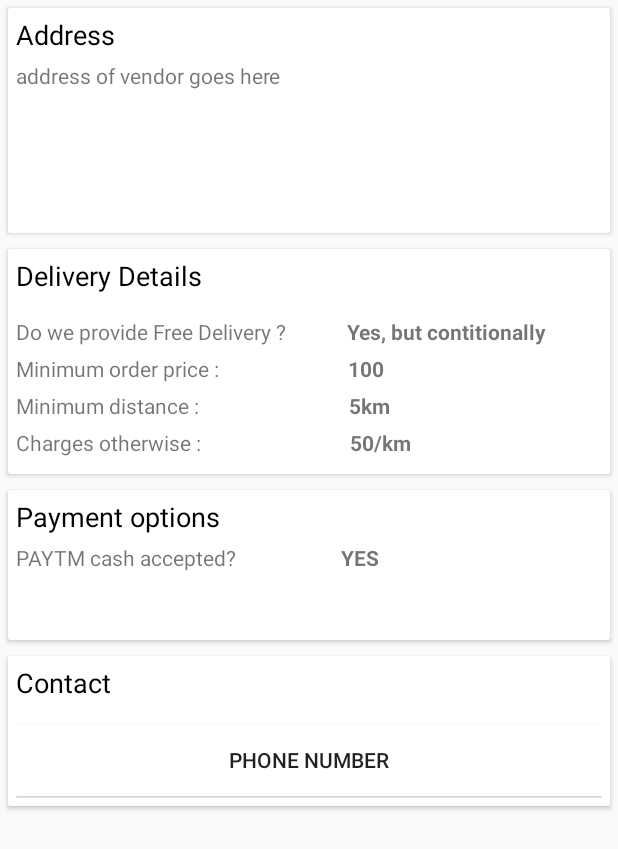
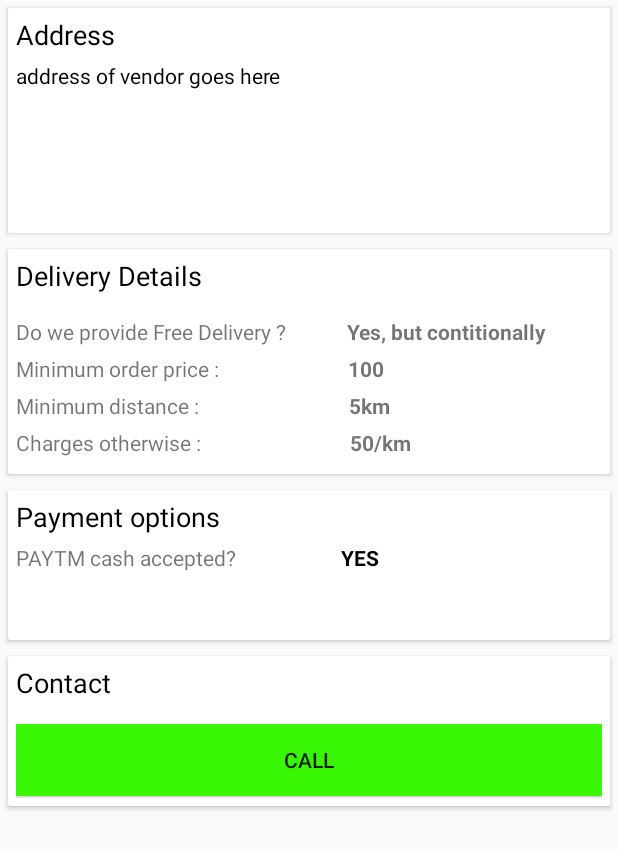
Before and after one commit to Ashutosh181094/DeliveringUrWay, an Android app: the fragment ContactFragment shown on its own in the app's theme, on a phone screen of 412 x 824 dp. Shown: the top 849 px of the screen. Run offline under Robolectric (Android 15) with nearby library versions, the phone set to English and light mode, and no system bars; our stand-ins replace Firebase (no records; nobody signed in at launch, a user with empty details on screens opened directly).

Commit message:
Contact Info

```diff
--- a/app/src/main/AndroidManifest.xml
+++ b/app/src/main/AndroidManifest.xml
@@ -9,6 +9,7 @@
     <uses-permission android:name="android.permission.ACCESS_FINE_LOCATION" />
     <uses-permission android:name="android.permission.ACCESS_WIFI_STATE" />
     <uses-permission android:name="android.permission.ACCESS_NETWORK_STATE" />
+    <uses-permission android:name="android.permission.CALL_PHONE" />
 
     <application
         android:allowBackup="true"
--- a/app/src/main/java/com/example/a1505197/deliveringurway/ContactFragment.java
+++ b/app/src/main/java/com/example/a1505197/deliveringurway/ContactFragment.java
@@ -1,5 +1,7 @@
 package com.example.a1505197.deliveringurway;
 
+import android.content.Intent;
+import android.net.Uri;
 import android.os.Bundle;
 import android.support.annotation.NonNull;
 import android.support.annotation.Nullable;
@@ -7,13 +9,84 @@ import android.support.v4.app.Fragment;
 import android.view.LayoutInflater;
 import android.view.View;
 import android.view.ViewGroup;
+import android.widget.Button;
+import android.widget.TextView;
+
+import com.google.firebase.database.DataSnapshot;
+import com.google.firebase.database.DatabaseError;
+import com.google.firebase.database.DatabaseReference;
+import com.google.firebase.database.FirebaseDatabase;
+import com.google.firebase.database.ValueEventListener;
+
+import java.util.ArrayList;
 
 
-public class ContactFragment extends Fragment {
+public class ContactFragment extends Fragment
+{
+    TextView Address,paymentOption;
+    Button ContactPhone;
+    ArrayList<VendorInformation> vendorInformations;
+    DatabaseReference Vendorcontactinfo;
     @Nullable
     @Override
     public View onCreateView(@NonNull LayoutInflater inflater, @Nullable ViewGroup container, @Nullable Bundle savedInstanceState) {
         View view=inflater.inflate(R.layout.fragment_contact,container,false);
+        vendorInformations=new ArrayList<>();
+
+        Intent intent=getActivity().getIntent();
+        final String phno=intent.getStringExtra("VendorPhoneNumber");
+        Address=view.findViewById(R.id.contact_details_address_text);
+        paymentOption=view.findViewById(R.id.contact_details_payment_title_textAnswer);
+        ContactPhone=view.findViewById(R.id.contact_details_contact_text);
+        Vendorcontactinfo = FirebaseDatabase.getInstance().getReference("vendors");
+        Vendorcontactinfo.addValueEventListener(new ValueEventListener()
+        {
+            @Override
+            public void onDataChange(DataSnapshot dataSnapshot)
+            {
+                if (dataSnapshot.exists())
+                {
+
+                    vendorInformations.clear();
+
+                    for (DataSnapshot dataSnapshot1 : dataSnapshot.getChildren())
+                    {
+                        VendorInformation vendorInformation = dataSnapshot1.getValue(VendorInformation.class);
+                        if(vendorInformation.phone_number.compareTo(phno)==0)
+                        {
+                            vendorInformations.add(vendorInformation);
+                        }
+                    }
+                    Address.setText(vendorInformations.get(0).address);
+                    if(vendorInformations.get(0).pay_tm_accepted==1)
+                    {
+                        paymentOption.setText("YES");
+                    }
+                    else
+                    {
+                        paymentOption.setText("NO");
+                    }
+                   ContactPhone.setOnClickListener(new View.OnClickListener() {
+                       @Override
+                       public void onClick(View v) {
+                           Intent intent = new Intent(Intent.ACTION_DIAL, Uri.parse("tel:" + vendorInformations.get(0).phone_number));
+                           startActivity(intent);
+
+                       }
+                   });
+
+
+                }
+
+            }
+
+
+            @Override
+            public void onCancelled(DatabaseError databaseError)
+            {
+
+            }
+        });
         return view;
 
     }
--- a/app/src/main/res/layout/fragment_contact.xml
+++ b/app/src/main/res/layout/fragment_contact.xml
@@ -35,7 +35,8 @@
                     android:id="@+id/contact_details_address_text"
                     android:layout_below="@+id/contact_details_address_title"
                     android:text="address of vendor goes here"
-                    android:layout_marginTop="5dp"/>
+                    android:layout_marginTop="5dp"
+                    android:textColor="@color/Black"/>
             </RelativeLayout>
         </android.support.v7.widget.CardView>
 
@@ -181,6 +182,7 @@
                     android:layout_below="@+id/contact_details_payment_title"
                     android:layout_toRightOf="@+id/contact_details_paytm_text"
                     android:text="YES"
+                    android:textColor="@color/Black"
                     android:layout_marginStart="70dp"
                     android:layout_marginTop="5dp"
                     android:textStyle="bold"/>
@@ -216,8 +218,8 @@
                     android:layout_height="wrap_content"
                     android:id="@+id/contact_details_contact_text"
                     android:layout_below="@+id/contact_details_contact_title"
-                    android:text="Phone Number"
-                    android:background="@color/White"
+                    android:text="CALL"
+                    android:background="#39f704"
                     android:layout_marginTop="15dp"/>
 
 
--- a/build.gradle
+++ b/build.gradle
@@ -3,6 +3,7 @@
 buildscript {
     repositories {
         jcenter()
+        mavenCentral()
 
         google()
     }
```
Also changed, not shown: app/build.gradle (+6 -1 lines).
